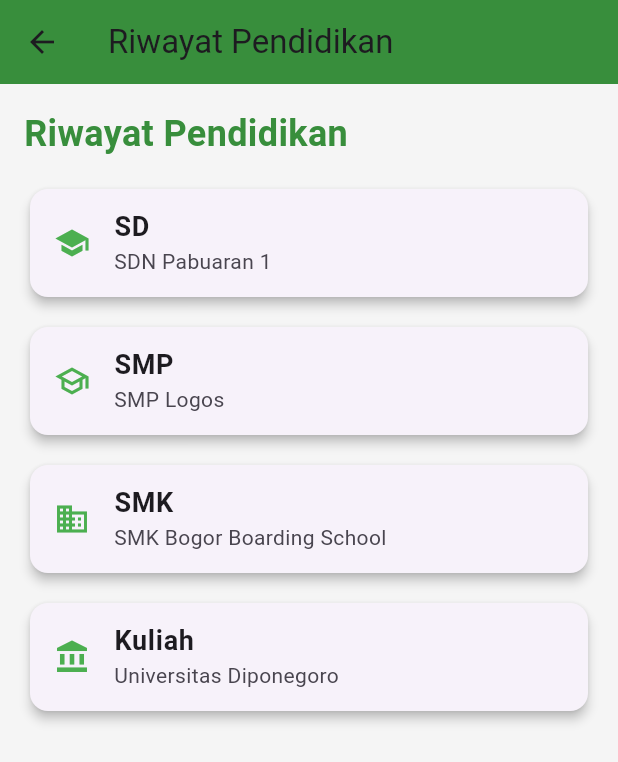
After one commit to Chairil0303/flutter-profile, a Flutter app: the screen it shows after launch, in the side drawer, after a tap on "Riwayat Pendidikan", on a phone screen of 412 x 824 dp. The commit adds this screen. Shown: the top 762 px of the screen. Run offline on Flutter 3.47's test engine with Material 3 defaults, Android fonts, the phone set to English and light mode, and no system bars.

Commit message:
menambahkan menu sidebar

```diff
--- a/lib/main.dart
+++ b/lib/main.dart
@@ -1,5 +1,10 @@
 import 'package:flutter/material.dart';
 import 'profile_page.dart';
+import 'riwayat_pendidikan_page.dart';
+import 'pengalaman_kerja_page.dart';
+import 'keterampilan_page.dart';
+import 'kontak_page.dart';
+import 'portofolio_page.dart';
 
 void main() => runApp(MyApp());
 
@@ -44,24 +49,15 @@ class MyHomePage extends StatelessWidget {
                   SizedBox(height: 10),
                   Text(
                     'Nama: Chairil Syahrain',
-                    style: TextStyle(
-                      color: const Color.fromARGB(255, 250, 250, 250),
-                      fontSize: 16,
-                    ),
+                    style: TextStyle(color: Colors.white, fontSize: 16),
                   ),
                   Text(
                     'NIM: 221011400144',
-                    style: TextStyle(
-                      color: const Color.fromARGB(255, 255, 255, 255),
-                      fontSize: 16,
-                    ),
+                    style: TextStyle(color: Colors.white, fontSize: 16),
                   ),
                   Text(
                     'Kelas: 06TPLP004',
-                    style: TextStyle(
-                      color: const Color.fromARGB(255, 255, 255, 255),
-                      fontSize: 16,
-                    ),
+                    style: TextStyle(color: Colors.white, fontSize: 16),
                   ),
                 ],
               ),
@@ -76,6 +72,64 @@ class MyHomePage extends StatelessWidget {
                 );
               },
             ),
+            ListTile(
+              leading: Icon(Icons.school),
+              title: Text('Riwayat Pendidikan'),
+              onTap: () {
+                Navigator.push(
+                  context,
+                  MaterialPageRoute(
+                    builder: (context) => const RiwayatPendidikanPage(),
+                  ),
+                );
+              },
+            ),
+            ListTile(
+              leading: Icon(Icons.work),
+              title: Text('Pengalaman Kerja'),
+              onTap: () {
+                Navigator.push(
+                  context,
+                  MaterialPageRoute(
+                    builder: (context) => const PengalamanKerjaPage(),
+                  ),
+                );
+              },
+            ),
+            ListTile(
+              leading: Icon(Icons.star),
+              title: Text('Keterampilan'),
+              onTap: () {
+                Navigator.push(
+                  context,
+                  MaterialPageRoute(
+                    builder: (context) => const KeterampilanPage(),
+                  ),
+                );
+              },
+            ),
+            ListTile(
+              leading: Icon(Icons.contact_mail),
+              title: Text('Kontak'),
+              onTap: () {
+                Navigator.push(
+                  context,
+                  MaterialPageRoute(builder: (context) => const KontakPage()),
+                );
+              },
+            ),
+            ListTile(
+              leading: Icon(Icons.folder),
+              title: Text('Portofolio'),
+              onTap: () {
+                Navigator.push(
+                  context,
+                  MaterialPageRoute(
+                    builder: (context) => const PortofolioPage(),
+                  ),
+                );
+              },
+            ),
           ],
         ),
       ),
@@ -84,7 +138,7 @@ class MyHomePage extends StatelessWidget {
           mainAxisAlignment: MainAxisAlignment.center,
           children: [
             Text(
-              'Nama : Chairil syahrain',
+              'Nama : Chairil Syahrain',
               style: TextStyle(fontSize: 24, fontWeight: FontWeight.bold),
             ),
             SizedBox(height: 10),
--- /dev/null
+++ b/lib/riwayat_pendidikan_page.dart
@@ -0,0 +1,77 @@
+import 'package:flutter/material.dart';
+
+class RiwayatPendidikanPage extends StatelessWidget {
+  const RiwayatPendidikanPage({super.key});
+
+  @override
+  Widget build(BuildContext context) {
+    final pendidikan = [
+      {'jenjang': 'SD', 'sekolah': 'SDN Pabuaran 1', 'icon': Icons.school},
+      {'jenjang': 'SMP', 'sekolah': 'SMP Logos', 'icon': Icons.school_outlined},
+      {
+        'jenjang': 'SMK',
+        'sekolah': 'SMK Bogor Boarding School',
+        'icon': Icons.business,
+      },
+      {
+        'jenjang': 'Kuliah',
+        'sekolah': 'Universitas Diponegoro',
+        'icon': Icons.account_balance,
+      },
+    ];
+
+    return Scaffold(
+      appBar: AppBar(
+        title: const Text('Riwayat Pendidikan'),
+        backgroundColor: Colors.green.shade700,
+      ),
+      backgroundColor: Colors.grey[100],
+      body: Padding(
+        padding: const EdgeInsets.all(16.0),
+        child: Column(
+          crossAxisAlignment: CrossAxisAlignment.start,
+          children: [
+            Text(
+              'Riwayat Pendidikan',
+              style: TextStyle(
+                fontSize: 24,
+                fontWeight: FontWeight.bold,
+                color: Colors.green.shade700,
+              ),
+            ),
+            const SizedBox(height: 16),
+            Expanded(
+              child: ListView.separated(
+                itemCount: pendidikan.length,
+                separatorBuilder: (_, __) => const SizedBox(height: 12),
+                itemBuilder: (context, index) {
+                  final item = pendidikan[index];
+                  return Card(
+                    shape: RoundedRectangleBorder(
+                      borderRadius: BorderRadius.circular(12),
+                    ),
+                    elevation: 3,
+                    child: ListTile(
+                      leading: Icon(
+                        item['icon'] as IconData,
+                        color: Colors.green,
+                      ),
+                      title: Text(
+                        item['jenjang'] as String,
+                        style: const TextStyle(
+                          fontSize: 18,
+                          fontWeight: FontWeight.bold,
+                        ),
+                      ),
+                      subtitle: Text(item['sekolah'] as String),
+                    ),
+                  );
+                },
+              ),
+            ),
+          ],
+        ),
+      ),
+    );
+  }
+}
```
Also changed, not shown: lib/keterampilan_page.dart (added, +68 -0 lines), lib/kontak_page.dart (added, +18 -0 lines), lib/pengalaman_kerja_page.dart (added, +79 -0 lines), lib/portofolio_page.dart (added, +81 -0 lines).
